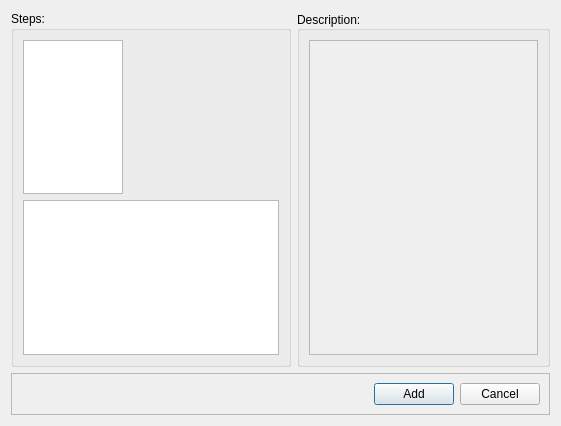
Old version of the form plugins/workspace/widgets/ui/WorkstepsDialog.ui in the repository MusculoskeletalAtlasProject/mapclient-archived.
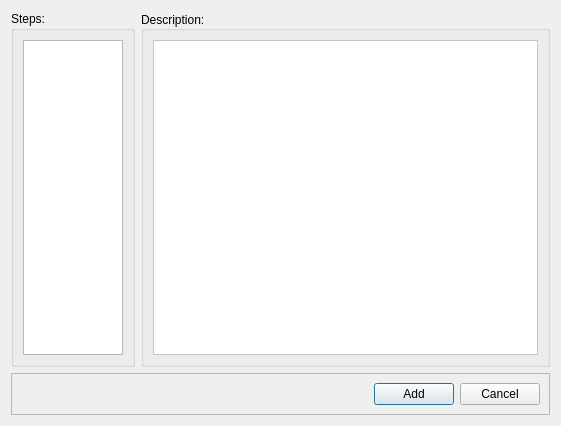
New version of the form.

Commit message: Adding the start to adding a segmentation step.

Patch:
```diff
--- a/plugins/workspace/widgets/ui/WorkstepsDialog.ui
+++ b/plugins/workspace/widgets/ui/WorkstepsDialog.ui
@@ -36,9 +36,6 @@
         </property>
        </widget>
       </item>
-      <item>
-       <widget class="QListWidget" name="listWidget_Steps"/>
-      </item>
      </layout>
     </widget>
    </item>
@@ -62,6 +59,12 @@
         <property name="enabled">
          <bool>false</bool>
         </property>
+        <property name="styleSheet">
+         <string notr="true">QPlainTextEdit{
+background-color: rgb(255, 255, 255);
+color: rgb(0,0,0);
+}</string>
+        </property>
         <property name="readOnly">
          <bool>true</bool>
         </property>
```
The commit also changes 10 other files.
